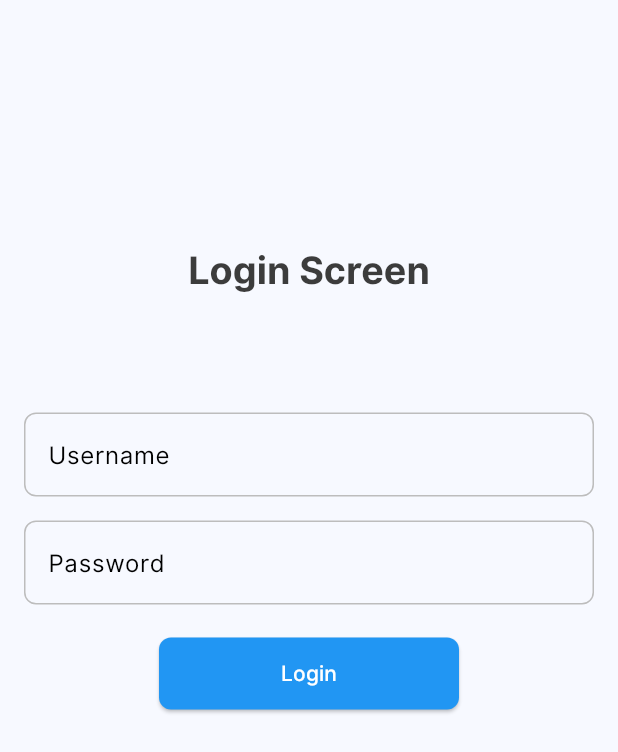
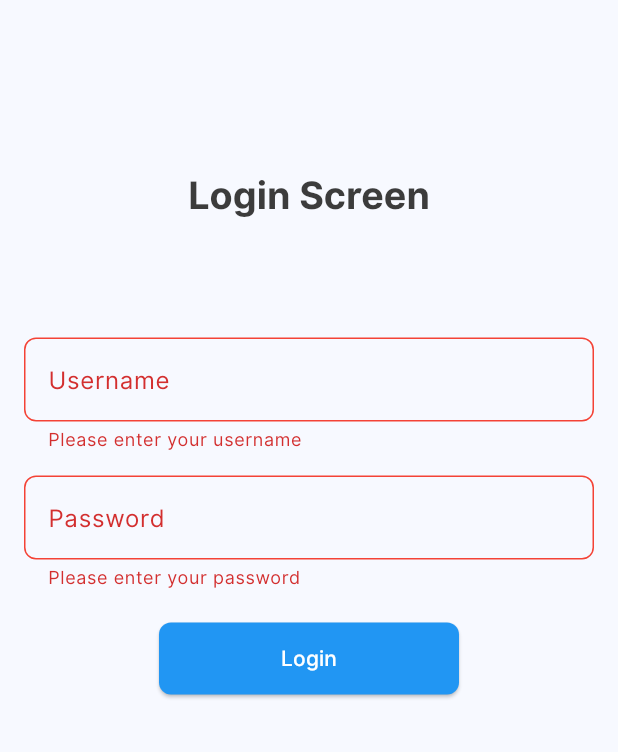
Before and after one commit to amitmasram/news_intelligence_app, a Flutter app: the screen it shows after launch, after a tap on "Login", on a phone screen of 412 x 824 dp. Shown: the top 752 px of the screen. Run offline on Flutter 3.47's test engine with Material 3 defaults, Android fonts, the phone set to English and light mode, and no system bars; our stand-ins replace flutter_riverpod, flutter_screenutil, hive_flutter; accounts and stored records are empty.

Commit message:
feat: implement authentication flow with login UI, Riverpod state management, and login persistence

```diff
--- /dev/null
+++ b/lib/features/auth/presentation/providers/auth_provider.dart
@@ -0,0 +1,40 @@
+import 'package:flutter_riverpod/flutter_riverpod.dart';
+import 'package:news_intelligence_app/features/auth/data/repositories/auth_repository.dart';
+import 'package:news_intelligence_app/features/auth/domain/auth_state.dart';
+
+final authRepositoryProvider = Provider<AuthRepository>((ref) {
+  return AuthRepository();
+});
+
+class AuthNotifier extends Notifier<AuthState> {
+  late AuthRepository _repository;
+
+  @override
+  AuthState build() {
+    _repository = ref.watch(authRepositoryProvider);
+    // Return initial state based on repository
+    final isLoggedIn = _repository.isLoggedIn();
+    return isLoggedIn ? AuthState.authenticated() : AuthState.unauthenticated();
+  }
+
+  Future<void> login(String username, String password) async {
+    state = AuthState.loading();
+    // Simulate network delay
+    await Future.delayed(const Duration(seconds: 1));
+
+    // Simple mock login logic
+    if (username.isNotEmpty && password.isNotEmpty) {
+      await _repository.setLoggedIn(true);
+      state = AuthState.authenticated();
+    } else {
+      state = AuthState.error('Invalid credentials');
+    }
+  }
+
+  Future<void> logout() async {
+    await _repository.logout();
+    state = AuthState.unauthenticated();
+  }
+}
+
+final authNotifierProvider = NotifierProvider<AuthNotifier, AuthState>(AuthNotifier.new);
--- a/lib/features/auth/presentation/screens/login_screen.dart
+++ b/lib/features/auth/presentation/screens/login_screen.dart
@@ -1,63 +1,105 @@
 import 'package:flutter/material.dart';
+import 'package:flutter_riverpod/flutter_riverpod.dart';
 import 'package:news_intelligence_app/core/constants/uiconfigs/themes/custom_text_theme.dart';
-import 'package:news_intelligence_app/core/constants/uiconfigs/colors.dart';
-import 'package:news_intelligence_app/features/news/presentation/news_screen.dart';
+import 'package:news_intelligence_app/features/auth/presentation/providers/auth_provider.dart';
 import 'package:news_intelligence_app/shared/widgets/custom_text_form_field.dart';
 
-class LoginScreen extends StatefulWidget {
+class LoginScreen extends ConsumerStatefulWidget {
   const LoginScreen({super.key});
 
   @override
-  State<LoginScreen> createState() => _LoginScreenState();
+  ConsumerState<LoginScreen> createState() => _LoginScreenState();
 }
 
-class _LoginScreenState extends State<LoginScreen> {
+class _LoginScreenState extends ConsumerState<LoginScreen> {
+  final _usernameController = TextEditingController();
+  final _passwordController = TextEditingController();
+  final _formKey = GlobalKey<FormState>();
+
+  @override
+  void dispose() {
+    _usernameController.dispose();
+    _passwordController.dispose();
+    super.dispose();
+  }
+
   @override
   Widget build(BuildContext context) {
+    final authState = ref.watch(authNotifierProvider);
+
     return Scaffold(
       body: SafeArea(
         child: Padding(
           padding: const EdgeInsets.all(16.0),
           child: SingleChildScrollView(
             scrollDirection: Axis.vertical,
+            child: Form(
+              key: _formKey,
+              autovalidateMode: AutovalidateMode.onUserInteraction,
               child: Column(
                 mainAxisAlignment: MainAxisAlignment.start,
                 crossAxisAlignment: CrossAxisAlignment.center,
                 children: [
-                const SizedBox(height: 150.0), // Add space from top
+                  const SizedBox(height: 100.0),
                   Text(
                     'Login Screen',
                     style: context.heading2BoldMedium,
                   ),
                   const SizedBox(height: 80.0),
                   CustomTextFormField(
+                    controller: _usernameController,
                     labelText: 'Username',
+                    validator: (value) {
+                      if (value == null || value.isEmpty) {
+                        return 'Please enter your username';
+                      }
+                      return null;
+                    },
                   ),
                   const SizedBox(height: 16.0),
                   CustomTextFormField(
+                    controller: _passwordController,
                     labelText: 'Password',
                     obscureText: true,
+                    validator: (value) {
+                      if (value == null || value.isEmpty) {
+                        return 'Please enter your password';
+                      }
+                      if (value.length < 6) {
+                        return 'Password must be at least 6 characters';
+                      }
+                      return null;
+                    },
                   ),
-                SizedBox(height: 22.0),
-                InkWell(
-                  onTap: () {
-                    Navigator.push(
-                      context,
-                      MaterialPageRoute(builder: (context) => const NewsScreen()),
-                    );
-                  },
-                  child: ElevatedButton(
+                  const SizedBox(height: 22.0),
+                  if (authState.isError)
+                    Padding(
+                      padding: const EdgeInsets.only(bottom: 16.0),
+                      child: Text(
+                        authState.errorMessage ?? 'An error occurred',
+                        style: const TextStyle(color: Colors.red),
+                      ),
+                    ),
+                  ElevatedButton(
                     style: ElevatedButton.styleFrom(
                       backgroundColor: Colors.blue,
-                      minimumSize: const Size(200, 48), // Increased width to 200
+                      minimumSize: const Size(200, 48),
                     ),
-                    onPressed: () {
-                      // Handle login logic here
+                    onPressed: authState.isLoading
+                        ? null
+                        : () {
+                            if (_formKey.currentState!.validate()) {
+                              ref.read(authNotifierProvider.notifier).login(
+                                    _usernameController.text,
+                                    _passwordController.text,
+                                  );
+                            }
                           },
-                    child: const Text(
+                    child: authState.isLoading
+                        ? const CircularProgressIndicator(color: Colors.white)
+                        : const Text(
                             'Login',
                             style: TextStyle(color: Colors.white),
-                    ),
                           ),
                   ),
                 ],
@@ -65,6 +107,7 @@ class _LoginScreenState extends State<LoginScreen> {
             ),
           ),
         ),
+      ),
     );
   }
 }
--- a/lib/main.dart
+++ b/lib/main.dart
@@ -1,86 +1,71 @@
 import 'package:flutter/material.dart';
-
+import 'package:flutter_riverpod/flutter_riverpod.dart';
 import 'package:flutter_screenutil/flutter_screenutil.dart';
+import 'package:hive_flutter/hive_flutter.dart';
 import 'package:news_intelligence_app/core/constants/uiconfigs/theme.dart';
 import 'package:news_intelligence_app/features/auth/presentation/screens/login_screen.dart';
+import 'package:news_intelligence_app/features/news/presentation/screens/news_screen.dart';
+import 'package:news_intelligence_app/features/auth/presentation/providers/auth_provider.dart';
 
 void main() async {
+  WidgetsFlutterBinding.ensureInitialized();
+  await Hive.initFlutter();
+  await Hive.openBox('authBox');
 
   runApp(
-   const NewsIntelligenceApp(),
-
+    const ProviderScope(
+      child: NewsIntelligenceApp(),
+    ),
   );
 }
 
-class NewsIntelligenceApp extends StatefulWidget {
+class NewsIntelligenceApp extends ConsumerWidget {
   const NewsIntelligenceApp({Key? key}) : super(key: key);
 
   @override
-  State<NewsIntelligenceApp> createState() => _NewsIntelligenceAppState();
-}
+  Widget build(BuildContext context, WidgetRef ref) {
+    final authState = ref.watch(authNotifierProvider);
 
-class _NewsIntelligenceAppState extends State<NewsIntelligenceApp> {
-  @override
-  void initState() {
-    super.initState();
-
-  }
-
-  @override
-  Widget build(BuildContext context) {
     return ScreenUtilInit(
       designSize: const Size(360, 690),
       minTextAdapt: true,
       splitScreenMode: true,
-
       ensureScreenSize: true,
       builder: (context, child) {
         return MaterialApp(
-          title: 'Quickworker',
+          title: 'News Intelligence',
           debugShowCheckedModeBanner: false,
           theme: QuickWorkerAppTheme.themeLight,
           themeMode: ThemeMode.light,
-          //initialRoute: AppRoutes.onboarding,
-          // home: BlocSelector<AppUserCubit, AppUserState, bool>(
-          //   selector: (state) {
-          //     return state is AppUserLoggedIn;
-          //   },
-          //   builder: (context, isLoggedIn) {
-          //     if (isLoggedIn) {
-          //       return BlogPage();
-          //     }
-          //     return LoginPhonePage();
-          //   },
-          // ),
-         // routes: AppRoutes.routes,
           builder: (context, widget) {
-            // Get screen dimensions
             final screenWidth = MediaQuery.of(context).size.width;
             final screenHeight = MediaQuery.of(context).size.height;
 
-            // Determine device type and apply constraints
             double constrainedWidth = screenWidth;
             double constrainedHeight = screenHeight;
 
-            // Mobile Portrait constraints (320-440px width, 568-956px height)
             if (screenWidth >= 320 && screenWidth <= 440) {
               constrainedWidth = screenWidth.clamp(320.0, 440.0);
               constrainedHeight = screenHeight.clamp(568.0, 956.0);
-            }
-            // Tablet Portrait constraints (744-1024px width, 1133-1440px height)
-            else if (screenWidth >= 744 && screenWidth <= 1024) {
+            } else if (screenWidth >= 744 && screenWidth <= 1024) {
               constrainedWidth = screenWidth.clamp(744.0, 1024.0);
               constrainedHeight = screenHeight.clamp(1133.0, 1440.0);
             }
 
             return MediaQuery(
-              data: MediaQuery.of(
-                context,
-              ).copyWith(size: Size(constrainedWidth, constrainedHeight)),
+              data: MediaQuery.of(context).copyWith(
+                size: Size(constrainedWidth, constrainedHeight),
+              ),
               child: widget ?? const SizedBox.shrink(),
             );
           },
-          home: const LoginScreen(),
+          home: authState.isAuthenticated
+              ? const NewsScreen()
+              : authState.isUnauthenticated || authState.isError
+                  ? const LoginScreen()
+                  : const Scaffold(
+                      body: Center(child: CircularProgressIndicator()),
+                    ),
         );
       },
     );
--- a/lib/shared/widgets/custom_text_form_field.dart
+++ b/lib/shared/widgets/custom_text_form_field.dart
@@ -40,6 +40,20 @@ class CustomTextFormField extends StatelessWidget {
             width: 2.0,
           ),
         ),
+        errorBorder: OutlineInputBorder(
+          borderRadius: BorderRadius.all(Radius.circular(8.0)),
+          borderSide: BorderSide(
+            color: Colors.red,
+            width: 1.0,
+          ),
+        ),
+        focusedErrorBorder: OutlineInputBorder(
+          borderRadius: BorderRadius.all(Radius.circular(8.0)),
+          borderSide: BorderSide(
+            color: Colors.red,
+            width: 2.0,
+          ),
+        ),
       ),
     );
   }
--- a/pubspec.yaml
+++ b/pubspec.yaml
@@ -38,8 +38,6 @@ dependencies:
   hive_flutter: ^1.1.0
   flutter_riverpod: ^3.3.1
   dio: ^5.9.2
-  json_annotation: ^4.11.0
-  freezed_annotation: ^3.1.0
   flutter_screenutil: ^5.9.3
 
 dev_dependencies:
```
Also changed, not shown: lib/features/auth/data/repositories/auth_repository.dart (added, +25 -0 lines), lib/features/auth/domain/auth_state.dart (added, +22 -0 lines), lib/features/news/presentation/news_screen.dart (deleted, +0 -22 lines), lib/features/news/presentation/screens/news_screen.dart (added, +32 -0 lines), pubspec.lock. Lines whose indentation alone changed are shown as unchanged.
